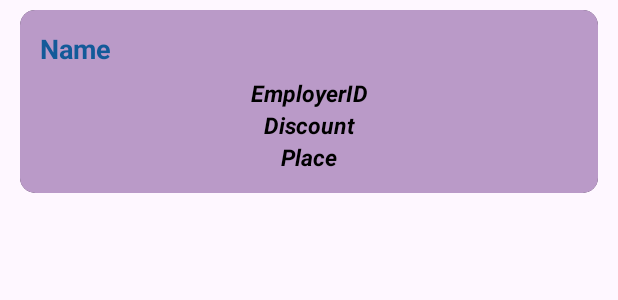
After one commit to Hiteshx13/AchmeaDemo, an Android app: the layout item_layout.xml on its own in the app's theme, with its tools: preview values and no code run, on a phone screen of 412 x 824 dp. The commit adds this screen. Shown: the top 300 px of the screen. Run offline under Robolectric (Android 15) with nearby library versions, the phone set to English and light mode, and no system bars.

Commit message:
view visibility managed based on the data. NetworkResult.kt changed with data. UI changes Progressbar added for data loading Adapter data inflated using data binding

```diff
--- a/app/build.gradle
+++ b/app/build.gradle
@@ -47,6 +47,9 @@ dependencies {
     androidTestImplementation 'androidx.test.ext:junit:1.1.5'
     androidTestImplementation 'androidx.test.espresso:espresso-core:3.5.1'
 
+    //RecyclerView
+    implementation "androidx.recyclerview:recyclerview:1.3.2"
+
     //DPDP
     implementation 'com.intuit.sdp:sdp-android:1.0.6'
     implementation 'com.intuit.ssp:ssp-android:1.0.6'
--- a/app/src/main/java/com/achmea/demo/data/local/EmployerDao.kt
+++ b/app/src/main/java/com/achmea/demo/data/local/EmployerDao.kt
@@ -8,8 +8,11 @@ import androidx.room.Query
 @Dao
 interface EmployerDao {
 
-    @Query("SELECT * FROM employerentity WHERE name= :employer")
+    @Query("SELECT * FROM employerentity WHERE name LIKE '%' ||:employer || '%'")
     fun getEmployersByFilter(employer: String): List<EmployerEntity>
+
+    @Query("SELECT * FROM employerentity")
+    fun getAll(): List<EmployerEntity>
 
     @Insert(onConflict = OnConflictStrategy.REPLACE)
     suspend fun insertAllEmployers(list: List<EmployerEntity>)
--- a/app/src/main/java/com/achmea/demo/domain/use_case/GetEmployerUseCase.kt
+++ b/app/src/main/java/com/achmea/demo/domain/use_case/GetEmployerUseCase.kt
@@ -8,6 +8,7 @@ class GetEmployerUseCase(
     private val repository: EmployerRepository
 ) {
     suspend fun getEmployers(filter: String, maxRows: Int): NetworkResult<List<Employer>> {
+        NetworkResult.Loading<Employer>()
         return try {
             val result = repository.getEmployerData(filter, maxRows)
             NetworkResult.Success(result)
--- a/app/src/main/res/layout/dialog_filter.xml
+++ b/app/src/main/res/layout/dialog_filter.xml
@@ -5,7 +5,7 @@
     <RelativeLayout
         android:layout_width="match_parent"
         android:layout_height="wrap_content"
-        android:background="@drawable/bg_rounded_blue_border_dialog"
+        android:background="@drawable/bg_rounded_light_purple_border"
         android:padding="@dimen/_10sdp"
         android:paddingBottom="@dimen/_10sdp">
 
@@ -28,6 +28,7 @@
             android:layout_height="wrap_content"
             android:layout_below="@+id/tvTitle"
             android:hint="@string/enter_employer_name"
+            android:inputType="textCapSentences"
             android:maxLines="1"
             android:textSize="@dimen/_12ssp"
             tools:layout_editor_absoluteX="13dp" />
--- /dev/null
+++ b/app/src/main/res/layout/item_layout.xml
@@ -0,0 +1,86 @@
+<?xml version="1.0" encoding="utf-8"?>
+<layout xmlns:android="http://schemas.android.com/apk/res/android"
+    xmlns:app="http://schemas.android.com/apk/res-auto"
+    xmlns:tools="http://schemas.android.com/tools">
+
+    <data>
+
+        <variable
+            name="employerData"
+            type="com.achmea.demo.domain.model.Employer" />
+    </data>
+
+    <LinearLayout
+        android:layout_width="match_parent"
+        android:layout_height="wrap_content"
+        android:paddingStart="@dimen/_10sdp"
+        android:paddingTop="@dimen/_5sdp"
+        android:paddingEnd="@dimen/_10sdp"
+        android:paddingBottom="@dimen/_5sdp">
+
+        <androidx.cardview.widget.CardView
+            android:layout_width="match_parent"
+            android:layout_height="wrap_content"
+            android:backgroundTint="@color/black"
+            app:cardCornerRadius="10dp"
+            app:cardElevation="0dp">
+
+            <androidx.constraintlayout.widget.ConstraintLayout
+                android:layout_width="match_parent"
+                android:layout_height="wrap_content"
+                android:background="@color/purpleLight"
+                android:padding="@dimen/_10sdp"
+                android:paddingBottom="@dimen/_10sdp">
+
+                <androidx.appcompat.widget.AppCompatTextView
+                    android:id="@+id/tvName"
+                    android:layout_width="wrap_content"
+                    android:layout_height="wrap_content"
+                    android:text="@{@string/name(employerData.name)}"
+                    android:textColor="@color/purple"
+                    android:textSize="@dimen/_14ssp"
+                    android:textStyle="bold"
+                    app:layout_constraintStart_toStartOf="parent"
+                    app:layout_constraintTop_toTopOf="parent"
+                    tools:text="Name" />
+
+                <androidx.appcompat.widget.AppCompatCheckedTextView
+                    android:id="@+id/textEmployerID"
+                    style="@style/StyleTextBlackItalic"
+                    android:layout_width="wrap_content"
+                    android:layout_height="wrap_content"
+                    android:layout_marginTop="@dimen/_5sdp"
+                    android:gravity="center_horizontal"
+                    android:text="@{@string/employer_id(employerData.employerID)}"
+                    app:layout_constraintEnd_toEndOf="parent"
+                    app:layout_constraintStart_toStartOf="parent"
+                    app:layout_constraintTop_toBottomOf="@+id/tvName"
+                    tools:text="EmployerID" />
+
+                <androidx.appcompat.widget.AppCompatCheckedTextView
+                    android:id="@+id/textDiscountPercentage"
+                    style="@style/StyleTextBlackItalic"
+                    android:layout_width="wrap_content"
+                    android:layout_height="wrap_content"
+                    android:gravity="center_horizontal"
+                    android:text="@{@string/discount_percentage(employerData.discountPercentage).concat(`%`)}"
+                    app:layout_constraintEnd_toEndOf="parent"
+                    app:layout_constraintStart_toStartOf="parent"
+                    app:layout_constraintTop_toBottomOf="@+id/textEmployerID"
+                    tools:text="Discount" />
+
+                <androidx.appcompat.widget.AppCompatCheckedTextView
+                    android:id="@+id/textPlace"
+                    style="@style/StyleTextBlackItalic"
+                    android:layout_width="wrap_content"
+                    android:layout_height="wrap_content"
+                    android:gravity="center_horizontal"
+                    android:text="@{@string/place(employerData.place)}"
+                    app:layout_constraintEnd_toEndOf="parent"
+                    app:layout_constraintStart_toStartOf="parent"
+                    app:layout_constraintTop_toBottomOf="@+id/textDiscountPercentage"
+                    tools:text="Place" />
+            </androidx.constraintlayout.widget.ConstraintLayout>
+        </androidx.cardview.widget.CardView>
+    </LinearLayout>
+</layout>
--- a/app/src/main/res/values/colors.xml
+++ b/app/src/main/res/values/colors.xml
@@ -2,7 +2,7 @@
 <resources>
     <color name="black">#FF000000</color>
     <color name="white">#FFFFFFFF</color>
-    <color name="purple">#6E1399</color>
-    <color name="purpleLight">#AE98B8</color>
-    <color name="colorAccent">#434141</color>
+    <color name="purple">#135A99</color>
+    <color name="purpleLight">#BA9AC8</color>
+    <color name="colorAccent">#333333</color>
 </resources>
--- a/app/src/main/res/values/strings.xml
+++ b/app/src/main/res/values/strings.xml
@@ -2,6 +2,11 @@
     <string name="app_name">AchmeaDemo</string>
     <string name="filter">Filter\n</string>
     <string name="apply">Apply</string>
+    <string name="no_data_found">No data found.</string>
     <string name="enter_max_row_optional">Enter Max Row (Optional)</string>
     <string name="enter_employer_name">Enter Employer name</string>
+    <string name="discount_percentage">Discount Percentage: %s</string>
+    <string name="employer_id">Employer ID: %s</string>
+    <string name="place">Place: %s</string>
+    <string name="name">Name: %s</string>
 </resources>
--- a/app/src/main/res/values/themes.xml
+++ b/app/src/main/res/values/themes.xml
@@ -1,4 +1,4 @@
-<resources xmlns:tools="http://schemas.android.com/tools">
+<resources>
     <!-- Base application theme. -->
     <style name="Base.Theme.AchmeaDemo" parent="Theme.Material3.DayNight.NoActionBar">
         <!-- Customize your light theme here. -->
@@ -11,4 +11,10 @@
         <item name="android:textColor">@color/black</item>
         <item name="android:textColorHint">#585858</item>
     </style>
+
+    <style name="StyleTextBlackItalic">
+        <item name="android:textColor">@color/black</item>
+        <item name="android:textStyle">italic|bold</item>
+        <item name="android:textSize">@dimen/_12ssp</item>
+    </style>
 </resources>
```
Also changed, not shown: app/src/main/java/com/achmea/demo/common/NetworkResult.kt (+6 -4 lines), app/src/main/java/com/achmea/demo/data/repository/EmployerRepositoryImpl.kt (+10 -5 lines), app/src/main/java/com/achmea/demo/presentation/DashboardActivity.kt (+35 -7 lines), app/src/main/java/com/achmea/demo/presentation/EmployerAdapter.kt (added, +33 -0 lines), app/src/main/res/drawable/bg_light_purple_border.xml (added, +12 -0 lines), app/src/main/res/layout/activity_dashboard.xml (+27 -8 lines), app/src/main/res/drawable/bg_rounded_light_purple_border.xml (renamed from app/src/main/res/drawable/bg_rounded_blue_border_dialog.xml).
